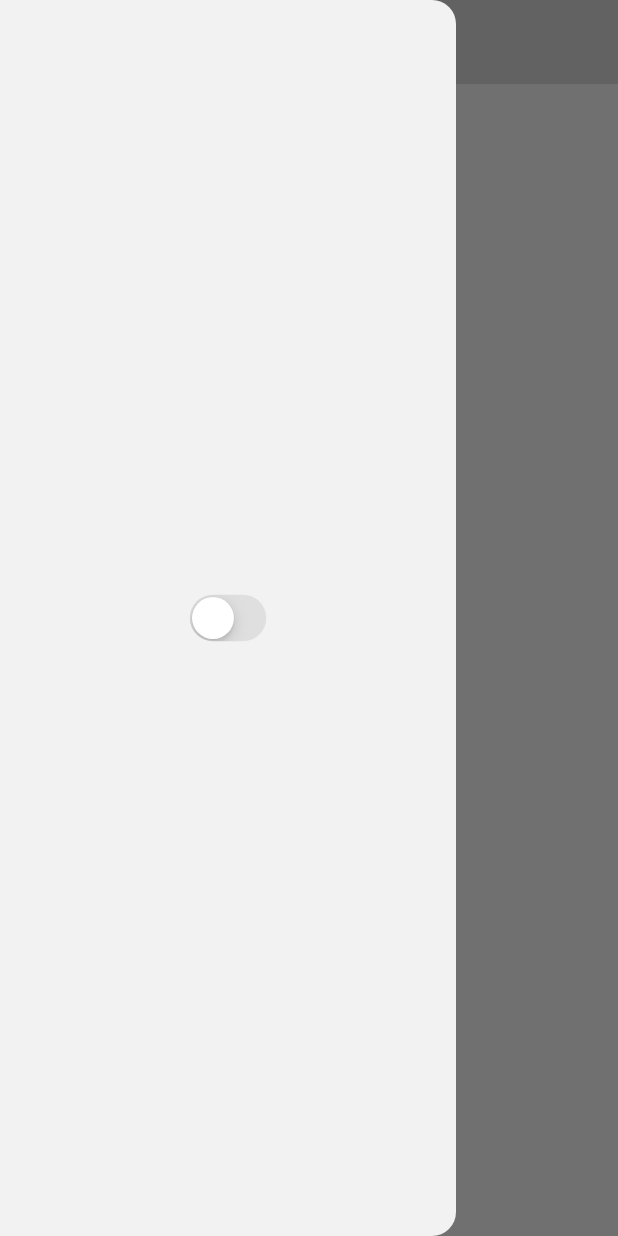
After one commit to rahulgope45/Habit-Tracker, a Flutter app: the screen it shows after launch, with the side drawer open, on a phone screen of 412 x 824 dp. The commit adds this screen. Run offline on Flutter 3.47's test engine with Material 3 defaults, Android fonts, the phone set to English and light mode, and no system bars; our stand-ins replace isar; accounts and stored records are empty; generated files the repository leaves out were written again.

Commit message:
Drawer moved to components

```diff
--- a/lib/Pages/home_page.dart
+++ b/lib/Pages/home_page.dart
@@ -1,5 +1,6 @@
-import 'package:flutter/cupertino.dart';
+
 import 'package:flutter/material.dart';
+import 'package:habit_tracker/componets/my_drawer.dart';
 import 'package:habit_tracker/theme/theme_provider.dart';
 import 'package:provider/provider.dart';
 
@@ -20,15 +21,8 @@ class _HomePageState extends State<HomePage> {
         title: const Text('Tracker'),
 
       ),
-      drawer: Drawer(
-        backgroundColor: Theme.of(context).colorScheme.surface,
-        child: CupertinoSwitch(
-          value: Provider.of<ThemeProvider>(context).isDarkMode,
-          onChanged: (value) =>
-          Provider.of<ThemeProvider>(context, listen: false)
-          .toggleTheme(),
-          ),
-      ),
+      drawer: MyDrawer(),
+
     );
   }
 }
--- /dev/null
+++ b/lib/componets/my_drawer.dart
@@ -0,0 +1,21 @@
+import 'package:flutter/material.dart';
+import 'package:habit_tracker/theme/theme_provider.dart';
+import 'package:provider/provider.dart';
+import 'package:flutter/cupertino.dart';
+
+class MyDrawer extends StatelessWidget {
+  const MyDrawer({super.key});
+
+  @override
+  Widget build(BuildContext context) {
+    return  Drawer(
+        backgroundColor: Theme.of(context).colorScheme.surface,
+        child: CupertinoSwitch(
+          value: Provider.of<ThemeProvider>(context).isDarkMode,
+          onChanged: (value) =>
+          Provider.of<ThemeProvider>(context, listen: false)
+          .toggleTheme(),
+          ),
+      );
+  }
+}
--- a/lib/database/habit_database.dart
+++ b/lib/database/habit_database.dart
@@ -26,7 +26,7 @@ class HabitDatabase extends ChangeNotifier{
    Future<void> saveFirstLaunchDate() async {
       final existingSettings = await isar.appSettings.where().findFirst();
       if (existingSettings == null){
-         final settings = AppSettings()..firstLaunchDate = DateTime.now();
+         final settings = AppSettings()..firsLaunchDate = DateTime.now();
          await isar.writeTxn(() => isar.appSettings.put(settings));
       }
    }
@@ -34,7 +34,7 @@ class HabitDatabase extends ChangeNotifier{
    //Get first date of app startup (for heatmap)
    Future<DateTime?> getFirstLaunchDate() async{
       final settings = await isar.appSettings.where().findFirst();
-      return settings?.firstLaunchDate;
+      return settings?.firsLaunchDate;
    }
 
 
--- a/lib/models/app_settings.dart
+++ b/lib/models/app_settings.dart
@@ -6,6 +6,6 @@ part 'app_settings.g.dart';
 @Collection()
 class AppSettings {
   Id id = Isar.autoIncrement;
-  DateTime? firstLaunchDate;
+  DateTime? firsLaunchDate;
 
 }
```
